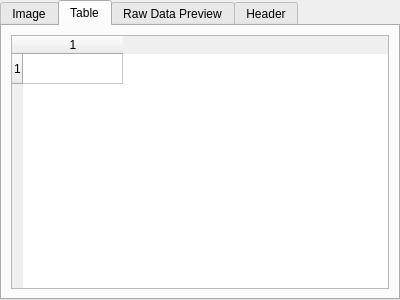
First picture: the form in workspacetabwidget.ui, repository surhh/nfitsview, before the edit.
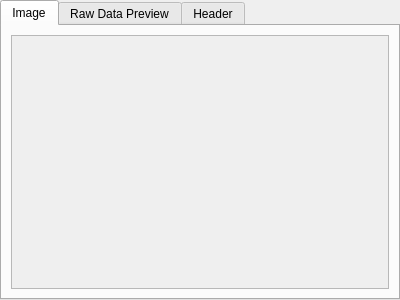
Second picture: the form after the edit. The open tabs and pages were chosen to show the change.

The edit to the form file:
```diff
--- a/workspacetabwidget.ui
+++ b/workspacetabwidget.ui
@@ -46,25 +46,6 @@
     </item>
    </layout>
   </widget>
-  <widget class="QWidget" name="tabTable">
-   <attribute name="title">
-    <string>Table</string>
-   </attribute>
-   <layout class="QGridLayout" name="gridLayout_3">
-    <item row="0" column="0">
-     <widget class="QTableWidget" name="tableWidgetTable">
-      <property name="rowCount">
-       <number>1</number>
-      </property>
-      <property name="columnCount">
-       <number>1</number>
-      </property>
-      <row/>
-      <column/>
-     </widget>
-    </item>
-   </layout>
-  </widget>
   <widget class="QWidget" name="tabRawData">
    <attribute name="title">
     <string>Raw Data Preview</string>
```
